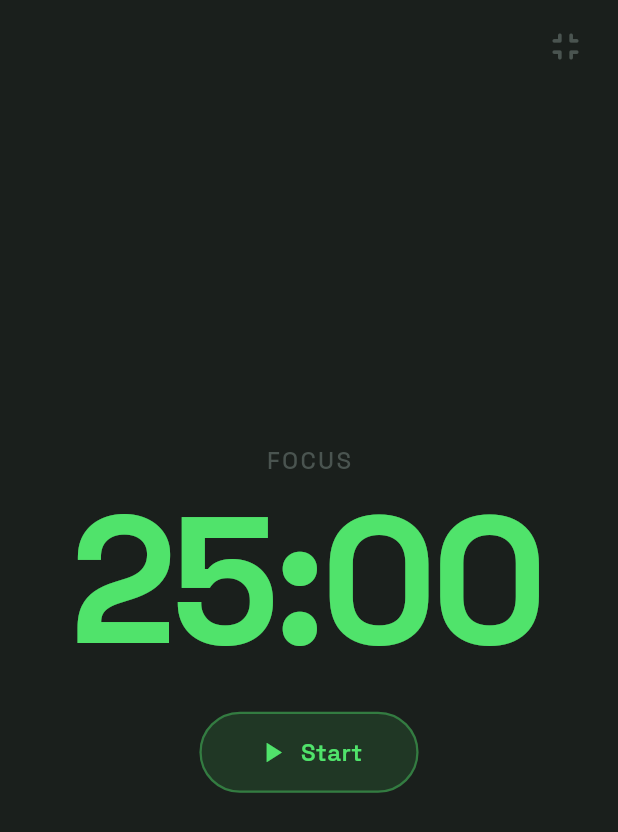
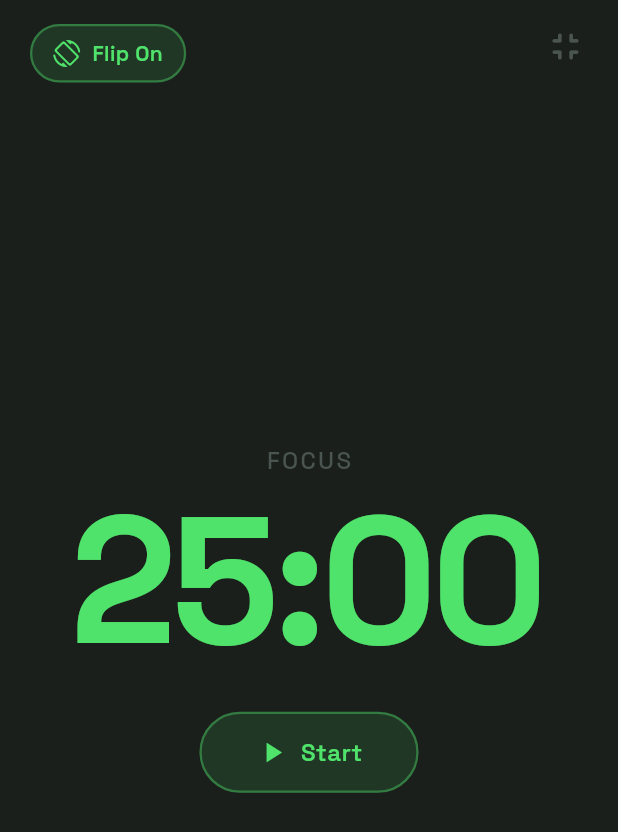
Before and after one commit to kaolof/high_achiever, a Flutter app: the FullscreenTimerScreen screen opened directly, on a phone screen of 412 x 824 dp. Shown: the top 832 px of the screen. Run offline on Flutter 3.47's test engine with Material 3 defaults, Android fonts, the phone set to English and light mode, and no system bars; our stand-ins replace audioplayers, flutter_local_notifications, google_fonts, sensors_plus, shared_preferences, timezone and 1 more; accounts and stored records are empty.

Commit message:
feat: implement flip mode toggle in fullscreen timer screen

```diff
--- a/lib/features/timer/presentation/screens/fullscreen_timer_screen.dart
+++ b/lib/features/timer/presentation/screens/fullscreen_timer_screen.dart
@@ -200,13 +200,11 @@ class _FullscreenTimerScreenState extends State<FullscreenTimerScreen>
     setState(() => _awaitingFlip = false);
     _timer.toggle();
 
-    // Restore both orientations after the rotation to allow the next flip.
+    // Keep the new orientation locked so the OS auto-rotate setting doesn't
+    // interfere and flip it back. Just sample the new accelerometer baseline
+    // after the physical rotation settles.
     Future.delayed(const Duration(milliseconds: 400), () {
       if (mounted) {
-        SystemChrome.setPreferredOrientations([
-          DeviceOrientation.landscapeLeft,
-          DeviceOrientation.landscapeRight,
-        ]);
         _sampleInitialAccel();
       }
     });
@@ -228,9 +226,19 @@ class _FullscreenTimerScreenState extends State<FullscreenTimerScreen>
     super.dispose();
   }
 
+  void _setFlipMode(bool enabled) {
+    _settings.flipMode = enabled;
+    if (!enabled) {
+      _accelSub?.cancel();
+      _accelSub = null;
+      if (_awaitingFlip) setState(() => _awaitingFlip = false);
+    }
+  }
+
   @override
   Widget build(BuildContext context) {
     final timer = context.watch<TimerNotifier>();
+    final flipEnabled = context.watch<AppSettingsNotifier>().flipMode;
     final timeText =
         '${timer.minutes.toString().padLeft(2, '0')}:${timer.seconds.toString().padLeft(2, '0')}';
     final phaseLabel = timer.isBreak ? 'BREAK' : 'FOCUS';
@@ -240,6 +248,14 @@ class _FullscreenTimerScreenState extends State<FullscreenTimerScreen>
       body: SafeArea(
         child: Stack(
           children: [
+            Positioned(
+              top: 16,
+              left: 20,
+              child: _FlipModeToggle(
+                enabled: flipEnabled,
+                onChanged: _setFlipMode,
+              ),
+            ),
             Positioned(
               top: 16,
               right: 20,
@@ -277,7 +293,7 @@ class _FullscreenTimerScreenState extends State<FullscreenTimerScreen>
                     ),
                   ),
                   const SizedBox(height: 28),
-                  if (_awaitingFlip)
+                  if (_awaitingFlip && flipEnabled)
                     _FlipPrompt(isBreak: timer.isBreak)
                   else
                     _PlayPauseButton(
@@ -299,6 +315,56 @@ class _FullscreenTimerScreenState extends State<FullscreenTimerScreen>
                     ),
                   ],
                 ],
+              ),
+            ),
+          ],
+        ),
+      ),
+    );
+  }
+}
+
+// ---------------------------------------------------------------------------
+// Flip mode toggle (in-fullscreen shortcut to enable/disable flip mode)
+// ---------------------------------------------------------------------------
+
+class _FlipModeToggle extends StatelessWidget {
+  final bool enabled;
+  final ValueChanged<bool> onChanged;
+
+  const _FlipModeToggle({required this.enabled, required this.onChanged});
+
+  @override
+  Widget build(BuildContext context) {
+    final color = enabled ? AppColors.accent : const Color(0xFF4A5450);
+    return GestureDetector(
+      onTap: () => onChanged(!enabled),
+      child: Container(
+        padding: const EdgeInsets.symmetric(horizontal: 14, vertical: 8),
+        decoration: BoxDecoration(
+          color: enabled
+              ? AppColors.accent.withValues(alpha: 0.12)
+              : const Color(0xFF4A5450).withValues(alpha: 0.12),
+          borderRadius: BorderRadius.circular(40),
+          border: Border.all(color: color.withValues(alpha: 0.4), width: 1.5),
+        ),
+        child: Row(
+          mainAxisSize: MainAxisSize.min,
+          children: [
+            Icon(
+              enabled
+                  ? Icons.screen_rotation_rounded
+                  : Icons.screen_lock_rotation_rounded,
+              color: color,
+              size: 18,
+            ),
+            const SizedBox(width: 8),
+            Text(
+              enabled ? 'Flip On' : 'Flip Off',
+              style: TextStyle(
+                color: color,
+                fontSize: 14,
+                fontWeight: FontWeight.w600,
               ),
             ),
           ],
```
Also changed, not shown: pubspec.lock.
